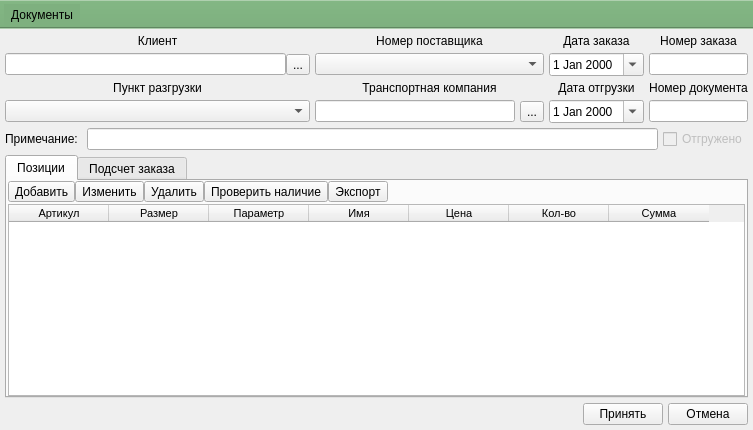
This is ui/order.ui in Meller008/CRM-Avi as Qt 5 draws it before an edit. The edited form follows.
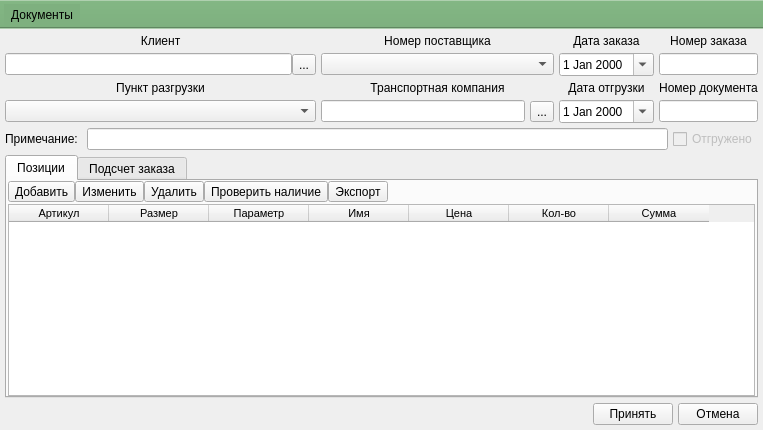
This is the edited form.

```diff
--- a/ui/order.ui
+++ b/ui/order.ui
@@ -6,7 +6,7 @@
    <rect>
     <x>0</x>
     <y>0</y>
-    <width>753</width>
+    <width>763</width>
     <height>430</height>
    </rect>
   </property>
```
Left out of the diff: 17 changed lines with no effect on the pictures.
